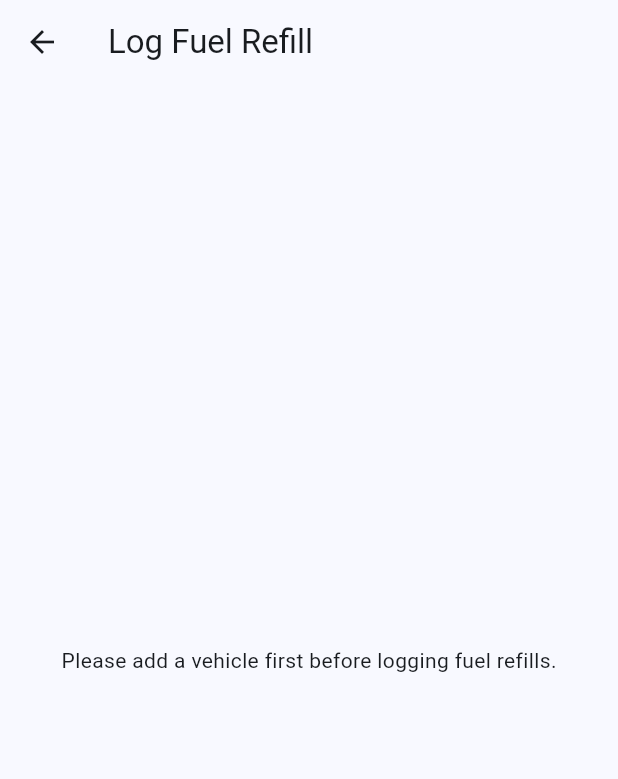
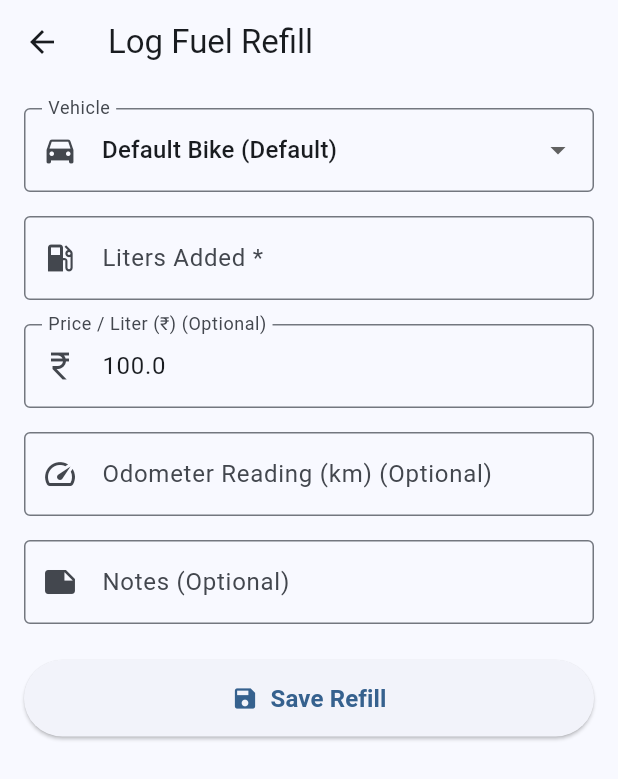
Before and after one commit to madewarabhishek966529-wq/Ride-Mate, a Flutter app: the screen it shows after launch, item 2 of the bottom bar chosen, after a tap on the "local gas station" icon, on a phone screen of 412 x 824 dp. Shown: the top 779 px of the screen. Run offline on Flutter 3.47's test engine with Material 3 defaults, Android fonts, the phone set to English and light mode, and no system bars; our stand-ins replace csv, flutter_riverpod, pdf, share_plus, sqflite, sqflite_common_ffi and 1 more; accounts and stored records are empty.

Commit message:
fixed bugs

```diff
--- a/lib/data/database/app_database.dart
+++ b/lib/data/database/app_database.dart
@@ -1,3 +1,4 @@
+import 'package:flutter/foundation.dart';
 import 'package:path/path.dart';
 import 'package:sqflite/sqflite.dart';
 
@@ -21,6 +22,13 @@ class AppDatabase {
   }
 
   static Future<Database> _initDb(String filePath) async {
+    if (kIsWeb) {
+      return await openDatabase(
+        inMemoryDatabasePath,
+        version: 1,
+        onCreate: _onCreate,
+      );
+    }
     final dbPath = await getDatabasesPath();
     final path = join(dbPath, filePath);
 
@@ -89,6 +97,14 @@ class AppDatabase {
         date TEXT NOT NULL
       )
     ''');
+
+    await db.insert('vehicles', {
+      'id': 'default-vehicle-1',
+      'name': 'Default Bike',
+      'mileage': 45.0,
+      'defaultFuelPrice': 100.0,
+      'isDefault': 1,
+    });
   }
 
   static Future<void> resetForTesting() async {
--- a/lib/main.dart
+++ b/lib/main.dart
@@ -1,7 +1,9 @@
 import 'dart:io';
+import 'package:flutter/foundation.dart';
 import 'package:flutter/material.dart';
 import 'package:flutter_riverpod/flutter_riverpod.dart';
 import 'package:sqflite_common_ffi/sqflite_ffi.dart';
+import 'package:sqflite_common_ffi_web/sqflite_ffi_web.dart';
 import 'data/database/app_database.dart';
 import 'providers/providers.dart';
 import 'ui/home/home_screen.dart';
@@ -10,21 +12,75 @@ import 'ui/settings/settings_screen.dart';
 void main() async {
   WidgetsFlutterBinding.ensureInitialized();
 
-  if (Platform.isWindows || Platform.isLinux || Platform.isMacOS) {
+  if (kIsWeb) {
+    databaseFactory = databaseFactoryFfiWeb;
+  } else if (Platform.isWindows || Platform.isLinux || Platform.isMacOS) {
     sqfliteFfiInit();
     databaseFactory = databaseFactoryFfi;
   }
 
-  final db = await AppDatabase.instance;
+  runApp(const RootApp());
+}
 
-  runApp(
-    ProviderScope(
-      overrides: [
-        databaseProvider.overrideWithValue(db),
-      ],
-      child: const RideMateApp(),
-    ),
-  );
+class RootApp extends StatefulWidget {
+  const RootApp({super.key});
+
+  @override
+  State<RootApp> createState() => _RootAppState();
+}
+
+class _RootAppState extends State<RootApp> {
+  late Future<Database> _dbFuture;
+
+  @override
+  void initState() {
+    super.initState();
+    _dbFuture = AppDatabase.instance;
+  }
+
+  @override
+  Widget build(BuildContext context) {
+    return FutureBuilder<Database>(
+      future: _dbFuture,
+      builder: (context, snapshot) {
+        if (snapshot.connectionState == ConnectionState.waiting) {
+          return const MaterialApp(
+            debugShowCheckedModeBanner: false,
+            home: Scaffold(
+              body: Center(
+                child: CircularProgressIndicator(),
+              ),
+            ),
+          );
+        }
+
+        if (snapshot.hasError) {
+          return MaterialApp(
+            debugShowCheckedModeBanner: false,
+            home: Scaffold(
+              body: Center(
+                child: Padding(
+                  padding: const EdgeInsets.all(16.0),
+                  child: Text(
+                    'Failed to initialize database: ${snapshot.error}',
+                    textAlign: TextAlign.center,
+                  ),
+                ),
+              ),
+            ),
+          );
+        }
+
+        final db = snapshot.data!;
+        return ProviderScope(
+          overrides: [
+            databaseProvider.overrideWithValue(db),
+          ],
+          child: const RideMateApp(),
+        );
+      },
+    );
+  }
 }
 
 class RideMateApp extends ConsumerWidget {
--- a/lib/services/export_service.dart
+++ b/lib/services/export_service.dart
@@ -1,5 +1,6 @@
 import 'dart:io';
 import 'package:csv/csv.dart';
+import 'package:flutter/foundation.dart';
 import 'package:intl/intl.dart';
 import 'package:path_provider/path_provider.dart';
 import 'package:pdf/pdf.dart';
@@ -174,6 +175,16 @@ class ExportService {
     required List<int> bytes,
     required String fileName,
   }) async {
+    if (kIsWeb) {
+      final xFile = XFile.fromData(
+        Uint8List.fromList(bytes),
+        name: fileName,
+        mimeType: fileName.endsWith('.csv') ? 'text/csv' : 'application/pdf',
+      );
+      await Share.shareXFiles([xFile], text: 'RideMate Monthly Expense Report');
+      return fileName;
+    }
+
     final tempDir = await getTemporaryDirectory();
     final file = File('${tempDir.path}/$fileName');
     await file.writeAsBytes(bytes);
--- a/pubspec.yaml
+++ b/pubspec.yaml
@@ -37,6 +37,7 @@ dependencies:
   flutter_riverpod: ^2.5.1
   sqflite: ^2.3.2
   sqflite_common_ffi: ^2.3.2
+  sqflite_common_ffi_web: ^0.4.0
   path_provider: ^2.1.2
   path: ^1.9.0
   intl: ^0.19.0
```
Also changed, not shown: pubspec.lock.
